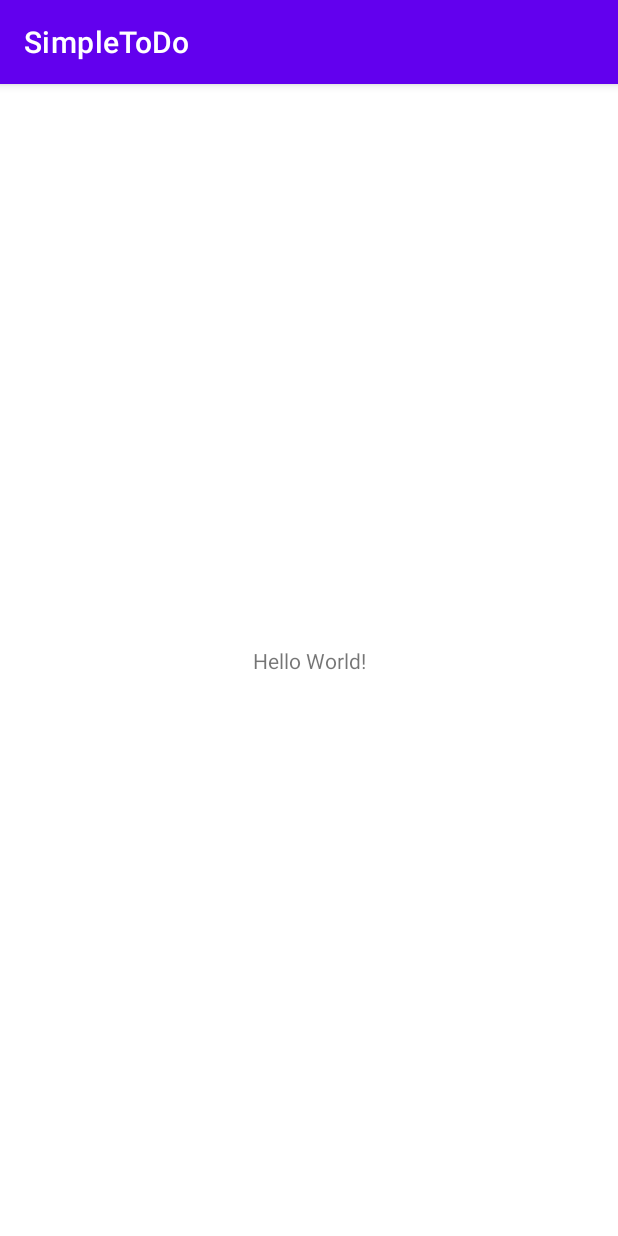
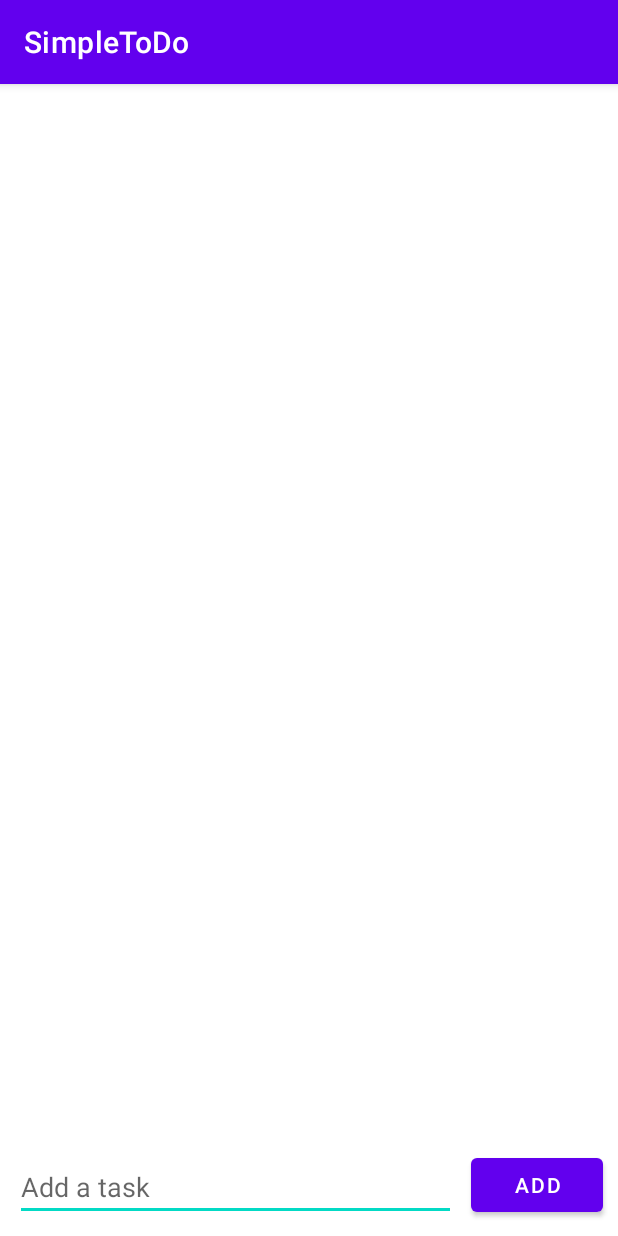
Before and after one commit to davinsinghca/SimpleToDo, an Android app: the screen it shows after launch (MainActivity), on a phone screen of 412 x 824 dp. Run offline under Robolectric (Android 15) with nearby library versions, the phone set to English and light mode, and no system bars.

Commit message:
Added button, text input, and recycler view

```diff
--- a/app/src/main/res/layout/activity_main.xml
+++ b/app/src/main/res/layout/activity_main.xml
@@ -6,13 +6,30 @@
     android:layout_height="match_parent"
     tools:context=".MainActivity">
 
-    <TextView
+    <Button
+        android:id="@+id/button"
         android:layout_width="wrap_content"
         android:layout_height="wrap_content"
-        android:text="Hello World!"
+        android:text="Add"
+        android:layout_margin="10dp"
         app:layout_constraintBottom_toBottomOf="parent"
-        app:layout_constraintLeft_toLeftOf="parent"
-        app:layout_constraintRight_toRightOf="parent"
+        app:layout_constraintEnd_toEndOf="parent" />
+
+    <EditText
+        android:id="@+id/addTaskField"
+        android:layout_margin="10dp"
+        android:layout_width="0dp"
+        android:layout_height="wrap_content"
+        android:hint="Add a task"
+        app:layout_constraintBottom_toBottomOf="parent"
+        app:layout_constraintEnd_toStartOf="@+id/button"
+        app:layout_constraintStart_toStartOf="parent" />
+
+    <androidx.recyclerview.widget.RecyclerView
+        android:layout_width="match_parent"
+        android:layout_height="0dp"
+        app:layout_constraintBottom_toTopOf="@+id/addTaskField"
+        app:layout_constraintEnd_toEndOf="parent"
+        app:layout_constraintStart_toStartOf="parent"
         app:layout_constraintTop_toTopOf="parent" />
-
 </androidx.constraintlayout.widget.ConstraintLayout>
```
